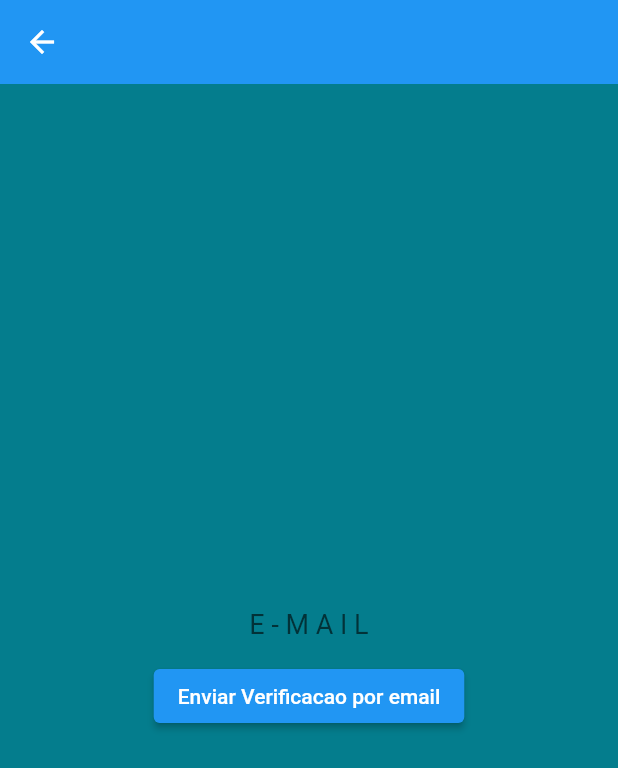
After one commit to KevinKobori/ifood_interview, a Flutter app: the LoginScreen screen opened by its route, after a tap on "Esqueci minha senha", on a phone screen of 412 x 824 dp. The commit adds this screen. Shown: the top 768 px of the screen. Run offline on Flutter 3.47's test engine with Material 2 defaults, Android fonts, the phone set to English and light mode, and no system bars; our stand-ins replace brasil_fields, carousel_pro, cloud_firestore, cloud_functions, dio, firebase_auth and 15 more; missing offline and left inert: alphabet_list_scroll_view, cpf_cnpj_validator, credit_card_type_detector, flutter_facebook_login, map_launcher; accounts and stored records are empty; network calls fail; Roboto replaces fonts that are missing (Astronaut_PersonalUse).

Commit message:
forget password

```diff
--- /dev/null
+++ b/lib/common/forgot_password.dart
@@ -0,0 +1,105 @@
+import 'dart:ui';
+import 'package:flushbar/flushbar.dart';
+import 'package:flutter/material.dart';
+import 'package:lojavirtual/helpers/send_email.dart';
+import 'package:firebase_auth/firebase_auth.dart';
+import 'package:flutter/services.dart';
+
+class ForgotPassword extends StatefulWidget {
+  ForgotPassword(this.emailAddress);
+  String emailAddress;
+  @override
+  _ForgotPasswordState createState() => _ForgotPasswordState();
+}
+
+class _ForgotPasswordState extends State<ForgotPassword> {
+  @override
+  Widget build(BuildContext context) {
+    return Scaffold(
+      appBar: AppBar(
+        elevation: 0,
+      ),
+      body: SizedBox(
+        height: MediaQuery.of(context).size.height,
+        width: MediaQuery.of(context).size.width,
+        child: Column(
+          mainAxisAlignment: MainAxisAlignment.center,
+          children: [
+            TextFormField(
+              initialValue: widget.emailAddress,
+              textInputAction: TextInputAction.next,
+              textAlign: TextAlign.center,
+              // cursorColor: AppColors.accentColor,
+              decoration: const InputDecoration(
+                hintText: "E - M A I L",
+                hintStyle: TextStyle(
+                  // color: AppColors.textColor,
+                  fontFamily: 'Astronaut_PersonalUse',
+                  fontSize: 18,
+                ),
+                border: InputBorder.none,
+              ),
+              keyboardType: TextInputType.emailAddress,
+              onChanged: (value) => widget.emailAddress = value,
+            ),
+            ElevatedButton(
+              onPressed: () {
+                FirebaseAuth auth = FirebaseAuth.instance;
+                auth
+                    .sendPasswordResetEmail(email: widget.emailAddress)
+                    .then((email) {
+                  Navigator.of(context).pushReplacement(
+                    MaterialPageRoute(
+                      builder: (context) => SendEmail(widget.emailAddress),
+                    ),
+                  );
+                }).catchError((onError) {
+                  Flushbar(
+                    title: 'ATENÇÃO!',
+                    message: "${onError.toString()}",
+                    flushbarPosition: FlushbarPosition.TOP,
+                    flushbarStyle: FlushbarStyle.GROUNDED,
+                    isDismissible: true,
+                    backgroundColor: Theme.of(context).primaryColor,
+                    duration: const Duration(seconds: 5),
+                    icon: Icon(
+                      Icons.shopping_cart,
+                      color: Colors.white,
+                    ),
+                  ).show(context);
+                });
+              },
+              // style: ElevatedButton.styleFrom(
+              //   primary: Colors.black,
+              //   padding: EdgeInsets.symmetric(horizontal: 30, vertical: 20),
+              //   textStyle: TextStyle(fontSize: 20, fontWeight: FontWeight.bold),
+              // ),
+              child: Text('Enviar Verificacao por email'),
+            ),
+            // SizedBox(height: 16),
+            // ElevatedButton(
+            //   onPressed: () {
+            //     Navigator.of(context).pop();
+            //     //   MaterialPageRoute(
+            //     //     builder: (context) => AuthAppPage(),
+            //     //   ),
+            //     // );
+            //   },
+            //   style: ElevatedButton.styleFrom(
+            //     primary: Colors.red,
+            //     padding: EdgeInsets.symmetric(horizontal: 30, vertical: 20),
+            //     textStyle: TextStyle(fontSize: 30, fontWeight: FontWeight.bold),
+            //   ),
+            //   child: Text(
+            //     'Voltar',
+            //     style: TextStyle(
+            //       fontSize: 16,
+            //     ),
+            //   ),
+            // ),
+          ],
+        ),
+      ),
+    );
+  }
+}
--- a/lib/screens/login/login_screen.dart
+++ b/lib/screens/login/login_screen.dart
@@ -2,6 +2,7 @@ import 'package:firebase_auth/firebase_auth.dart';
 import 'package:flushbar/flushbar.dart';
 import 'package:flutter_signin_button/button_list.dart';
 import 'package:flutter_signin_button/button_view.dart';
+import 'package:lojavirtual/common/forgot_password.dart';
 import 'package:lojavirtual/helpers/send_email.dart';
 import 'package:lojavirtual/models/user_model.dart';
 import 'package:lojavirtual/models/user_manager.dart';
@@ -189,13 +190,28 @@ class LoginScreen extends StatelessWidget {
                           Theme.of(context).primaryColor.withAlpha(100),
                       textColor: Colors.white,
                       child: userManager.loading
-                          ? CircularProgressIndicator(
+                          ? const CircularProgressIndicator(
                               valueColor: AlwaysStoppedAnimation(Colors.white),
                             )
                           : const Text(
                               'Entrar',
                               style: TextStyle(fontSize: 15),
                             ),
+                    ),
+                    const SizedBox(height: 4),
+                    SignInButton(
+                      Buttons.Google,
+                      text: 'Entrar com Google',
+                      onPressed: () {
+                        userManager.googleLogin(onFail: (e) {
+                          scaffoldKey.currentState.showSnackBar(SnackBar(
+                            content: Text('Falha ao entrar: $e'),
+                            backgroundColor: Colors.red,
+                          ));
+                        }, onSuccess: () {
+                          Navigator.of(context).pop();
+                        });
+                      },
                     ),
                     SignInButton(
                       Buttons.Facebook,
@@ -211,31 +227,36 @@ class LoginScreen extends StatelessWidget {
                         });
                       },
                     ),
-                     SignInButton(
-                      Buttons.Google,
-                      text: 'Entrar com Google',
-                      onPressed: () {
-                        userManager.googleLogin(
-                          onFail: (e) {
-                          scaffoldKey.currentState.showSnackBar(SnackBar(
-                            content: Text('Falha ao entrar: $e'),
-                            backgroundColor: Colors.red,
-                          ));
-                        }, onSuccess: () {
-                          Navigator.of(context).pop();
-                        });
-                      },
-                    )
                   ],
                 );
               },
               child: Align(
                 alignment: Alignment.centerRight,
-                child: FlatButton(
-                  onPressed: () {},
-                  padding: EdgeInsets.zero,
-                  child: const Text('Esqueci minha senha'),
+                child: TextButton(
+                  onPressed: () {
+                    Navigator.of(context).pushReplacement(
+                      MaterialPageRoute(
+                        builder: (context) =>
+                            ForgotPassword(emailController.text),
+                      ),
+                    );
+                  },
+                  style: ElevatedButton.styleFrom(
+                    padding: EdgeInsets.symmetric(horizontal: 6, vertical: 0),
+                  ),
+                  child: Text(
+                    'Esqueci minha senha',
+                    style: TextStyle(
+                      color: Colors.blue,
+                      fontWeight: FontWeight.bold,
+                    ),
+                  ),
                 ),
+                // FlatButton(
+                //   onPressed: () {},
+                //   padding: EdgeInsets.zero,
+                //   child: const Text('Esqueci minha senha'),
+                // ),
               ),
             ),
           ),
```
Also changed, not shown: lib/common/custom_drawer/custom_drawer_header.dart (+6 -7 lines), lib/helpers/send_email.dart (+4 -8 lines), 1 other file.
